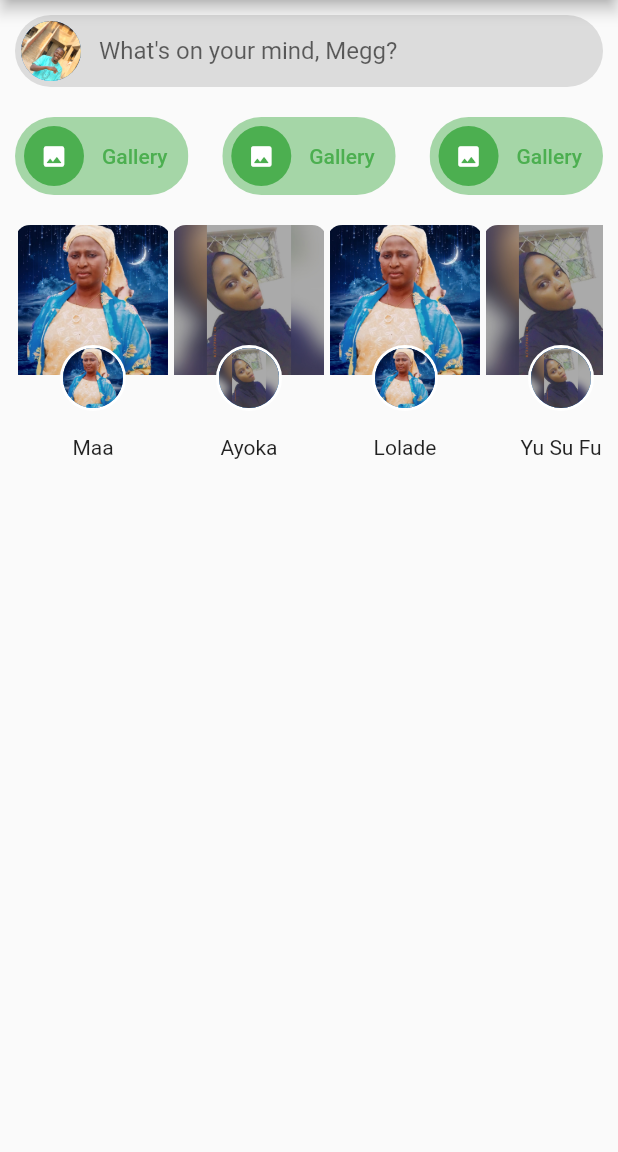
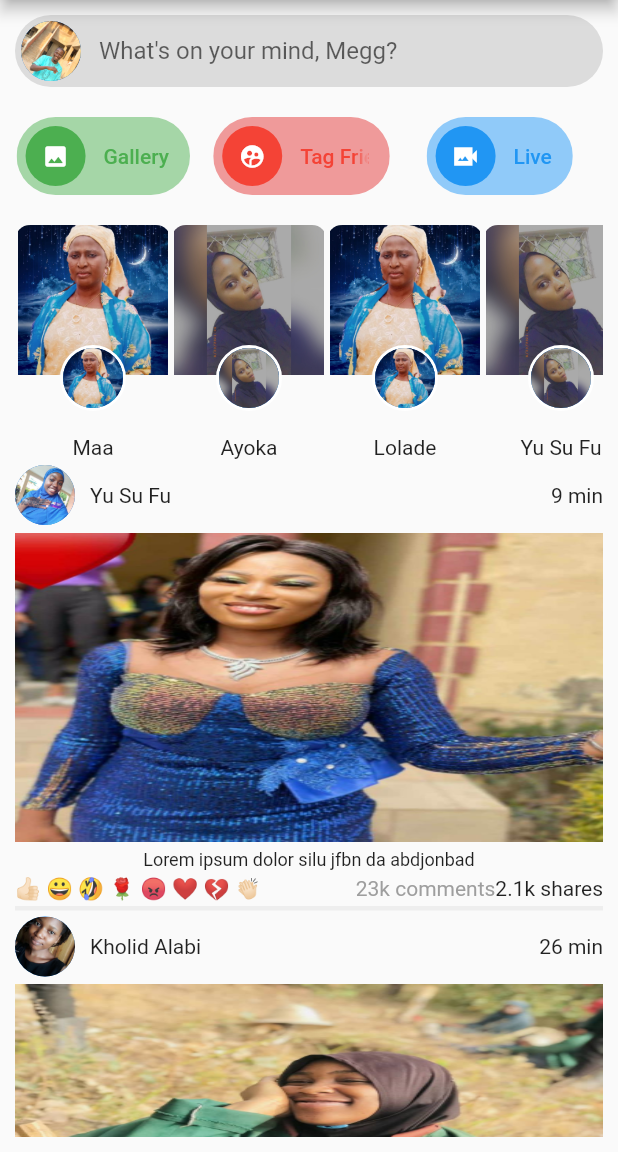
Before and after one commit to Megagonn/PinkBook, a Flutter app: the screen it shows after launch, on a phone screen of 412 x 824 dp, the part 84-1236 px from its top. Run offline on Flutter 3.47's test engine with Material 2 defaults, Android fonts, the phone set to English and light mode, and no system bars.

Commit message:
Small screen version is completed.

```diff
--- /dev/null
+++ b/lib/store.dart
@@ -0,0 +1,246 @@
+import 'package:flutter/cupertino.dart';
+import 'package:flutter/material.dart';
+
+import 'colors.dart';
+
+class Story extends StatelessWidget {
+  const Story(
+      {this.name,
+      this.time,
+      this.dp,
+      this.storyPicz,
+      this.caption,
+      this.comment,
+      this.shares});
+  final String? name;
+  final String? time;
+  final String? dp;
+  final String? storyPicz;
+  final String? caption;
+  final String? comment;
+  final String? shares;
+  @override
+  Widget build(BuildContext context) {
+    return Column(
+      children: [
+        SizedBox(height: 4, child: Text('')),
+        Row(
+          mainAxisAlignment: MainAxisAlignment.spaceBetween,
+          children: [
+            Row(
+              children: [
+                CircleAvatar(
+                  backgroundImage: AssetImage(dp!),
+                ),
+                Container(
+                    margin: EdgeInsets.only(
+                      left: 10,
+                    ),
+                    child: Text(name!)),
+              ],
+            ),
+            Text(time!),
+          ],
+        ),
+        Container(
+          margin: EdgeInsets.symmetric(vertical: 5),
+          width: MediaQuery.of(context).size.width,
+          height: MediaQuery.of(context).size.height / 4,
+          decoration: BoxDecoration(
+            image: DecorationImage(
+              image: AssetImage(storyPicz!),
+              fit: BoxFit.fill,
+            ),
+          ),
+        ),
+        Text(
+          caption!,
+          style: TextStyle(fontSize: 12, fontWeight: FontWeight.normal),
+          textAlign: TextAlign.left,
+        ),
+        Container(
+          margin: EdgeInsets.symmetric(vertical: 4),
+          child: Row(
+            mainAxisAlignment: MainAxisAlignment.spaceBetween,
+            children: [
+              Text('👍🏻 😀 🤣 🌹 😡 ❤️ 💔 👏🏻'),
+              Row(
+                mainAxisAlignment: MainAxisAlignment.spaceEvenly,
+                children: [
+                  Text(
+                    comment!,
+                    style: TextStyle(
+                      color: grey,
+                    ),
+                  ),
+                  Text(shares!)
+                ],
+              )
+            ],
+          ),
+        ),
+        SizedBox(
+          width: MediaQuery.of(context).size.width,
+          height: 3,
+          child: Container(
+            color: lightGrey,
+            // margin: EdgeInsets.symmetric(vertical: 4),
+          ),
+        )
+      ],
+    );
+  }
+}
+
+class MyChip extends StatelessWidget {
+  const MyChip(this.icon, this.text, this.padding, this.dbg, this.lbg);
+  final IconData icon;
+  final String text;
+  final double padding;
+  final Color lbg;
+  final Color dbg;
+  @override
+  Widget build(BuildContext context) {
+    return Container(
+      margin: EdgeInsets.only(right: 10),
+      width: MediaQuery.of(context).size.width / 3.5,
+      child: Chip(
+        backgroundColor: lbg,
+        avatar: CircleAvatar(
+          // radius: 50,
+          backgroundColor: dbg,
+          child: Padding(
+            padding: EdgeInsets.all(padding),
+            child: Icon(
+              icon,
+              color: white,
+              size: 18,
+            ),
+          ),
+        ),
+        label: Text(
+          text,
+          style: TextStyle(color: dbg),
+        ),
+        labelPadding: EdgeInsets.all(10),
+      ),
+    );
+  }
+}
+
+class StackCards extends StatelessWidget {
+  const StackCards({Key? key}) : super(key: key);
+
+  @override
+  Widget build(BuildContext context) {
+    return SingleChildScrollView(
+      scrollDirection: Axis.horizontal,
+      child: Row(
+        mainAxisAlignment: MainAxisAlignment.spaceBetween,
+        children: [
+          Column(
+            children: [
+              ClippedEdgeCard('assets/a0.jpg'),
+              Text('Maa'),
+            ],
+          ),
+          Column(
+            children: [
+              ClippedEdgeCard('assets/a6.jpg'),
+              Text('Ayoka'),
+            ],
+          ),
+          Column(
+            children: [
+              ClippedEdgeCard('assets/a0.jpg'),
+              Text('Lolade'),
+            ],
+          ),
+          Column(
+            children: [
+              ClippedEdgeCard('assets/a6.jpg'),
+              Text('Yu Su Fu'),
+            ],
+          ),
+          Column(
+            children: [
+              ClippedEdgeCard('assets/a0.jpg'),
+              Text('Bae YU'),
+            ],
+          ),
+          Column(
+            children: [
+              ClippedEdgeCard('assets/a6.jpg'),
+              Text('Ola'),
+            ],
+          ),
+          Column(
+            children: [
+              ClippedEdgeCard('assets/a0.jpg'),
+              Text('Fam'),
+            ],
+          ),
+          Column(
+            children: [
+              ClippedEdgeCard('assets/a6.jpg'),
+              Text('Bun Ga'),
+            ],
+          ),
+          Column(
+            children: [
+              ClippedEdgeCard('assets/a0.jpg'),
+              Text('Joko Tola'),
+            ],
+          ),
+        ],
+      ),
+    );
+  }
+}
+
+class ClippedEdgeCard extends StatelessWidget {
+  ClippedEdgeCard(this.image);
+  final String image;
+
+  @override
+  Widget build(BuildContext context) {
+    return ClipRRect(
+      clipBehavior: Clip.antiAliasWithSaveLayer,
+      borderRadius: BorderRadius.circular(10),
+      child: Container(
+        height: 140,
+        child: Stack(
+          clipBehavior: Clip.none,
+          children: [
+            Container(
+              margin: EdgeInsets.symmetric(horizontal: 2),
+              height: 100,
+              width: 100,
+              child: Image(
+                fit: BoxFit.cover,
+                image: AssetImage(image),
+                // fit: BoxFit.fitHeight,
+              ),
+            ),
+            Positioned(
+              top: 80,
+              left: 30,
+              child: Container(
+                decoration: BoxDecoration(
+                    border: Border.all(
+                      width: 2,
+                      color: white,
+                    ),
+                    borderRadius: BorderRadius.circular(100)),
+                child: CircleAvatar(
+                  radius: 20,
+                  backgroundImage: (AssetImage(image)),
+                ),
+              ),
+            ),
+          ],
+        ),
+      ),
+    );
+  }
+}
--- a/lib/utilities.dart
+++ b/lib/utilities.dart
@@ -2,6 +2,8 @@ import 'package:flutter/cupertino.dart';
 import 'package:flutter/material.dart';
 import 'package:pinkbook/colors.dart';
 import 'package:pinkbook/responsive.dart';
+
+import 'store.dart';
 
 class Utility extends StatefulWidget {
   const Utility({Key? key}) : super(key: key);
@@ -28,6 +30,7 @@ class _SSSState extends State<SSS> {
   @override
   Widget build(BuildContext context) {
     return Scaffold(
+      // backgroundColor: grey,
       appBar: AppBar(
         backgroundColor: white,
         title: Text(
@@ -83,6 +86,7 @@ class _SSSState extends State<SSS> {
       ),
       body: Padding(
         padding: const EdgeInsets.all(10.0),
+        child: SingleChildScrollView(
           child: Column(
             children: [
               Chip(
@@ -106,82 +110,60 @@ class _SSSState extends State<SSS> {
               Row(
                 mainAxisAlignment: MainAxisAlignment.spaceBetween,
                 children: [
-                Chip(
-                  backgroundColor: lightGreen,
-                  avatar: CircleAvatar(
-                    // radius: 50,
-                    backgroundColor: green,
-                    child: Padding(
-                      padding: const EdgeInsets.all(2.0),
-                      child: Icon(
-                        Icons.image_rounded,
-                        color: white,
-                        size: 18,
-                      ),
-                    ),
-                  ),
-                  label: Text(
-                    'Gallery',
-                    style: TextStyle(color: green),
-                  ),
-                  labelPadding: EdgeInsets.all(10),
-                ),
-                SizedBox(
-                  width: 10,
-                  child: Text(''),
-                ),
-                Chip(
-                  backgroundColor: lightGreen,
-                  avatar: CircleAvatar(
-                    // radius: 50,
-                    backgroundColor: green,
-                    child: Padding(
-                      padding: const EdgeInsets.all(2.0),
-                      child: Icon(
-                        Icons.image_rounded,
-                        color: white,
-                        size: 18,
-                      ),
-                    ),
-                  ),
-                  label: Text(
-                    'Gallery',
-                    style: TextStyle(color: green),
-                  ),
-                  labelPadding: EdgeInsets.all(10),
-                ),
-                SizedBox(
-                  width: 10,
-                  child: Text(''),
-                ),
-                Chip(
-                  backgroundColor: lightGreen,
-                  avatar: CircleAvatar(
-                    // radius: 50,
-                    backgroundColor: green,
-                    child: Padding(
-                      padding: const EdgeInsets.all(2.0),
-                      child: Icon(
-                        Icons.image_rounded,
-                        color: white,
-                        size: 18,
-                      ),
-                    ),
-                  ),
-                  label: Text(
-                    'Gallery',
-                    style: TextStyle(color: green),
-                  ),
-                  labelPadding: EdgeInsets.all(10),
-                ),
+                  MyChip(Icons.image_rounded, 'Gallery', 10, green, lightGreen),
+                  MyChip(Icons.supervised_user_circle_sharp, 'Tag Friends', 10,
+                      red, lightRed),
+                  MyChip(Icons.video_camera_back_sharp, 'Live', 0, blue,
+                      lightBlue),
                 ],
               ),
               SizedBox(
                 height: 20,
                 child: Text(''),
               ),
+              Column(
+                mainAxisAlignment: MainAxisAlignment.spaceBetween,
+                children: [
                   StackCards(),
+                  Container(
+                    // height: 200,
+                    child: Story(
+                        name: "Yu Su Fu",
+                        time: '9 min',
+                        storyPicz: 'assets/a11.jpg',
+                        dp: 'assets/a10.jpg',
+                        caption: "Lorem ipsum dolor silu jfbn da abdjonbad",
+                        comment: "23k comments",
+                        shares: "2.1k shares"),
+                  ),
+                  Container(
+                    // height: 200,
+                    child: Story(
+                      name: "Kholid Alabi",
+                      time: '26 min',
+                      storyPicz: 'assets/a12.jpg',
+                      dp: 'assets/a5.jpg',
+                      caption: "Lorem ipsum dolor silu jfbn da abdjonbad",
+                      comment: "2k comments",
+                      shares: "2k shares",
+                    ),
+                  ),
+                  Container(
+                    // height: 200,
+                    child: Story(
+                      name: "Akin Akintola",
+                      time: '50 min',
+                      storyPicz: 'assets/a14.jpg',
+                      dp: 'assets/a13.jpg',
+                      caption: "Lorem ipsum dolor silu jfbn da abdjonbad",
+                      comment: "2.3k comments",
+                      shares: "20.1k shares",
+                    ),
+                  ),
                 ],
+              )
+            ],
+          ),
         ),
       ),
     );
@@ -201,120 +183,3 @@ class _LSSState extends State<LSS> {
     return Container();
   }
 }
-
-class StackCards extends StatelessWidget {
-  const StackCards({Key? key}) : super(key: key);
-
-  @override
-  Widget build(BuildContext context) {
-    return SingleChildScrollView(
-      scrollDirection: Axis.horizontal,
-      child: Row(
-        mainAxisAlignment: MainAxisAlignment.spaceBetween,
-        children: [
-          Column(
-            children: [
-              ClippedEdgeCard('assets/a0.jpg'),
-              Text('Maa'),
-            ],
-          ),
-          Column(
-            children: [
-              ClippedEdgeCard('assets/a6.jpg'),
-              Text('Ayoka'),
-            ],
-          ),
-          Column(
-            children: [
-              ClippedEdgeCard('assets/a0.jpg'),
-              Text('Lolade'),
-            ],
-          ),
-          Column(
-            children: [
-              ClippedEdgeCard('assets/a6.jpg'),
-              Text('Yu Su Fu'),
-            ],
-          ),
-          Column(
-            children: [
-              ClippedEdgeCard('assets/a0.jpg'),
-              Text('Bae YU'),
-            ],
-          ),
-          Column(
-            children: [
-              ClippedEdgeCard('assets/a6.jpg'),
-              Text('Ola'),
-            ],
-          ),
-          Column(
-            children: [
-              ClippedEdgeCard('assets/a0.jpg'),
-              Text('Fam'),
-            ],
-          ),
-          Column(
-            children: [
-              ClippedEdgeCard('assets/a6.jpg'),
-              Text('Bun Ga'),
-            ],
-          ),
-          Column(
-            children: [
-              ClippedEdgeCard('assets/a0.jpg'),
-              Text('Joko Tola'),
-            ],
-          ),
-        ],
-      ),
-    );
-  }
-}
-
-class ClippedEdgeCard extends StatelessWidget {
-  ClippedEdgeCard(this.image);
-  final String image;
-
-  @override
-  Widget build(BuildContext context) {
-    return ClipRRect(
-      clipBehavior: Clip.antiAliasWithSaveLayer,
-      borderRadius: BorderRadius.circular(10),
-      child: Container(
-        height: 140,
-        child: Stack(
-          clipBehavior: Clip.none,
-          children: [
-            Container(
-              margin: EdgeInsets.symmetric(horizontal: 2),
-              height: 100,
-              width: 100,
-              child: Image(
-                fit: BoxFit.cover,
-                image: AssetImage(image),
-                // fit: BoxFit.fitHeight,
-              ),
-            ),
-            Positioned(
-              top: 80,
-              left: 30,
-              child: Container(
-                decoration: BoxDecoration(
-                    border: Border.all(
-                      width: 2,
-                      color: white,
-                    ),
-                    borderRadius: BorderRadius.circular(100)),
-                child: CircleAvatar(
-                  radius: 20,
-                  backgroundImage: (AssetImage(image)),
-                ),
-              ),
-            ),
-          ],
-        ),
-      ),
-    );
-  }
-}
```
Lines whose indentation alone changed are shown as unchanged.
